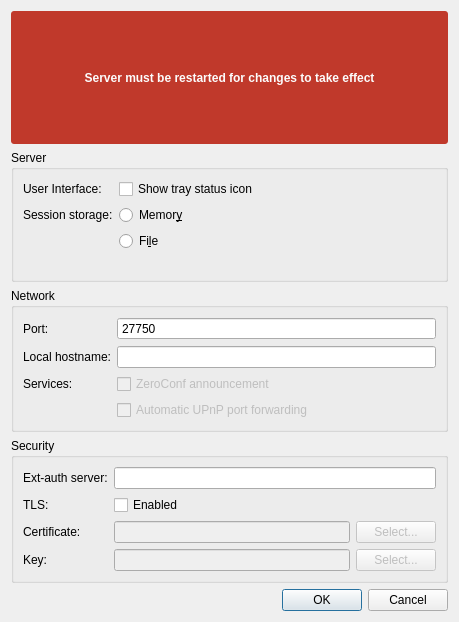
First picture: the form in src/thinsrv/gui/settings.ui, repository drawpile/Drawpile, before the edit.
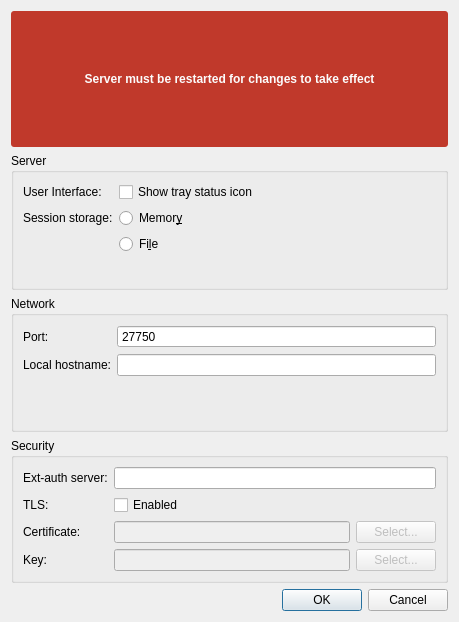
Second picture: the form after the edit.

Commit message:
Remove zeroconf support
It wasn't possible to build with this for ages now and nobody ever
complained. From what I understand, it's also only something that's
available by default on macOS and only within the same LAN, which makes
it pretty useless to begin with.

The edit to the form file:
```diff
--- a/src/thinsrv/gui/settings.ui
+++ b/src/thinsrv/gui/settings.ui
@@ -104,43 +104,16 @@
         </property>
        </widget>
       </item>
-      <item row="4" column="0">
-       <widget class="QLabel">
-        <property name="text">
-         <string>Services:</string>
-        </property>
-       </widget>
-      </item>
-      <item row="2" column="0">
+      <item row="1" column="0">
        <widget class="QLabel">
         <property name="text">
          <string>Local hostname:</string>
         </property>
        </widget>
       </item>
-      <item row="2" column="1">
+      <item row="1" column="1">
        <widget class="QLineEdit" name="localAddress"/>
       </item>
-      <item row="4" column="1">
-       <widget class="QCheckBox" name="zeroconf">
-        <property name="enabled">
-         <bool>false</bool>
-        </property>
-        <property name="text">
-         <string>ZeroConf announcement</string>
-        </property>
-       </widget>
-      </item>
-      <item row="5" column="1">
-       <widget class="QCheckBox" name="upnp">
-        <property name="enabled">
-         <bool>false</bool>
-        </property>
-        <property name="text">
-         <string>Automatic UPnP port forwarding</string>
-        </property>
-       </widget>
-      </item>
      </layout>
     </widget>
    </item>
```
The commit also changes 13 other files.
